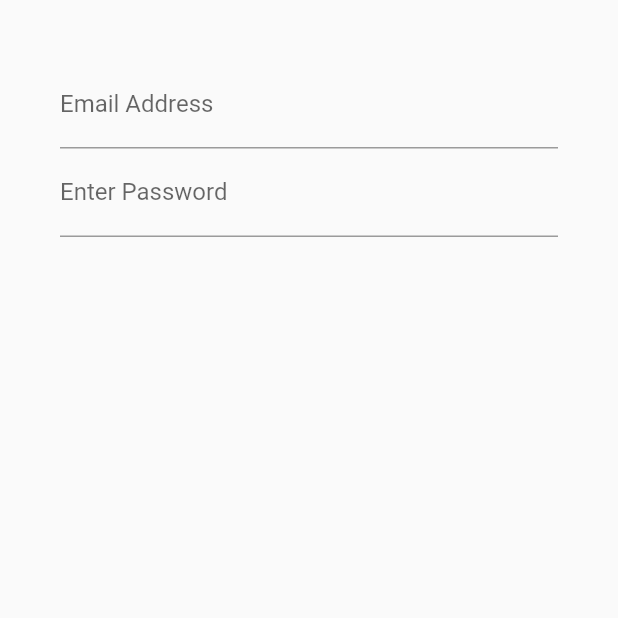
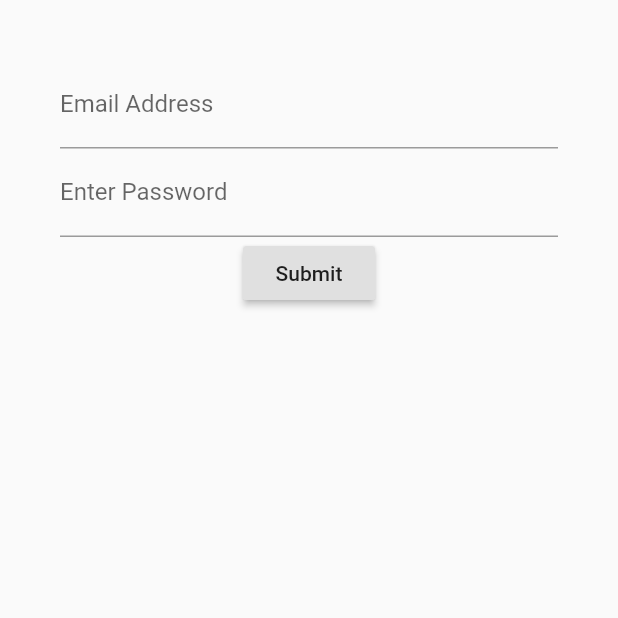
Before and after one commit to djaldave/forms-flutter-2020, a Flutter app: the screen it shows after launch, on a phone screen of 412 x 824 dp, the top half of it. Run offline on Flutter 3.47's test engine with Material 2 defaults, Android fonts, the phone set to English and light mode, and no system bars.

Commit message:
displaying buttons with RaisedButton

```diff
--- a/lib/screens/login_screen.dart
+++ b/lib/screens/login_screen.dart
@@ -15,7 +15,7 @@ class _LoginScreenState extends State<LoginScreen> {
           children: [
             emailField(),
             passwordField(),
-            // submitButton(),
+            submitButton(),
           ],
         ),
       ),
@@ -42,5 +42,7 @@ class _LoginScreenState extends State<LoginScreen> {
     );
   }
 
-  Widget submitButton() {}
+  Widget submitButton() {
+    return RaisedButton(child: Text("Submit"), onPressed: () {});
+  }
 }
```
